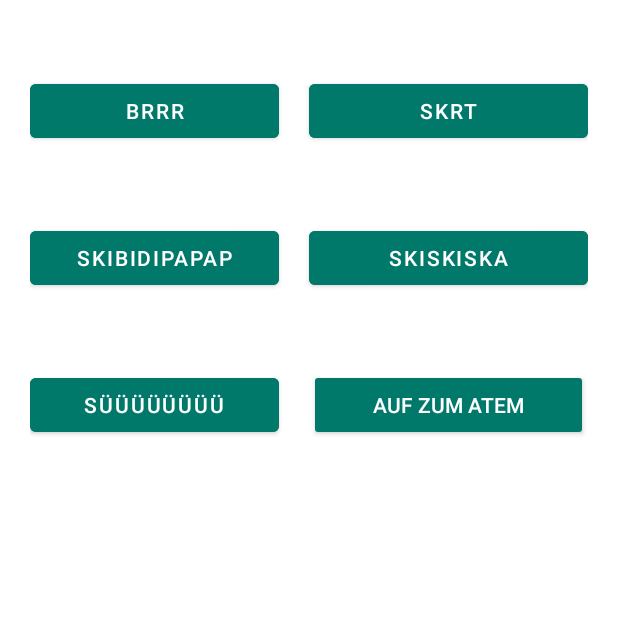
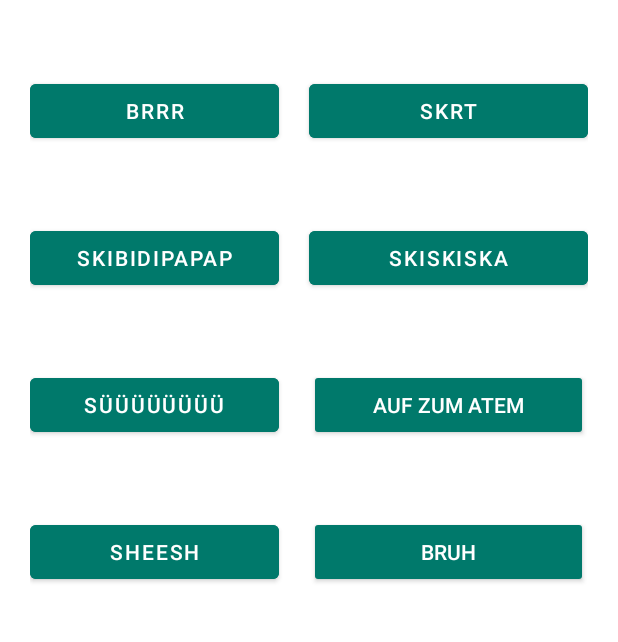
Before and after one commit to yannickholzer/Yannick_Soundboard, an Android app: the screen it shows after launch (MainActivity), on a phone screen of 412 x 824 dp, the part 98-740 px from its top. Run offline under Robolectric (Android 15) with nearby library versions, the phone set to English and light mode, and no system bars.

Commit message:
release 1.2
sheesh and bruh button added

```diff
--- a/app/build.gradle
+++ b/app/build.gradle
@@ -3,22 +3,32 @@ plugins {
 }
 
 android {
+    signingConfigs {
+        debug {
+            storeFile file('C:\\Users\\User\\AndroidStudioProjects\\YannickSoundboard\\newkey.jks')
+            storePassword 'Need4speed'
+            keyAlias 'key1'
+            keyPassword 'Need4speed'
+        }
+    }
     compileSdk 32
 
     defaultConfig {
         applicationId "com.hoy.yannicksoundboard"
         minSdk 21
         targetSdk 32
-        versionCode 2
-        versionName "1.1"
+        versionCode 3
+        versionName "1.2"
 
         testInstrumentationRunner "androidx.test.runner.AndroidJUnitRunner"
+        signingConfig signingConfigs.debug
     }
 
     buildTypes {
         release {
             minifyEnabled false
             proguardFiles getDefaultProguardFile('proguard-android-optimize.txt'), 'proguard-rules.pro'
+            signingConfig signingConfigs.debug
         }
     }
     compileOptions {
--- a/app/src/main/java/com/hoy/yannicksoundboard/MainActivity.java
+++ b/app/src/main/java/com/hoy/yannicksoundboard/MainActivity.java
@@ -16,6 +16,8 @@ Button skiskiska;
 Button brrr;
 Button skrt;
 Button aufzumatem;
+Button sheesh;
+Button bruh;
 
     @Override
     protected void onCreate(Bundle savedInstanceState) {
@@ -27,6 +29,8 @@ Button aufzumatem;
         brrr = findViewById(R.id.brrr);
         skrt = findViewById(R.id.skrt);
         aufzumatem = findViewById(R.id.aufzumatem);
+        sheesh = findViewById(R.id.sheesh);
+        bruh = findViewById(R.id.eyooo);
 
         sue.setOnClickListener(new View.OnClickListener() {
             public void onClick(View v) {
@@ -58,7 +62,16 @@ Button aufzumatem;
                 MediaPlayer.create(v.getContext(), R.raw.skrt).start();
             }
         });
-
+        sheesh.setOnClickListener(new View.OnClickListener() {
+            public void onClick(View v) {
+                MediaPlayer.create(v.getContext(), R.raw.sheesh).start();
+            }
+        });
+        bruh.setOnClickListener(new View.OnClickListener() {
+            public void onClick(View v) {
+                MediaPlayer.create(v.getContext(), R.raw.bruh).start();
+            }
+        });
 
     }
 }
--- a/app/src/main/res/layout/activity_main.xml
+++ b/app/src/main/res/layout/activity_main.xml
@@ -106,6 +106,32 @@
                 android:text="@string/aufzumatem"
                 app:backgroundTint="@null"/>
         </LinearLayout>
+        <LinearLayout
+            android:layout_width="match_parent"
+            android:layout_height="match_parent"
+            android:layout_marginTop="50dp"
+            android:orientation="horizontal">
+
+            <Button
+                android:id="@+id/sheesh"
+                android:layout_width="match_parent"
+                android:layout_height="wrap_content"
+                android:layout_marginRight="20dp"
+                android:layout_weight="1"
+                android:backgroundTint="#00796B"
+                android:text="@string/sheesh"
+                app:backgroundTint="@null"/>
+
+            <Button
+                android:id="@+id/eyooo"
+                style="@style/Widget.AppCompat.Button"
+                android:layout_width="match_parent"
+                android:layout_height="wrap_content"
+                android:layout_weight="1"
+                android:backgroundTint="#00796B"
+                android:text="@string/eyooo"
+                app:backgroundTint="@null"/>
+        </LinearLayout>
 
     </LinearLayout>
 
--- a/app/src/main/res/values/strings.xml
+++ b/app/src/main/res/values/strings.xml
@@ -4,6 +4,8 @@
     <string name="sue">süüüüüüüü</string>
     <string name="aufzumatem">Auf zum Atem</string>
     <string name="brrr">brrr</string>
+    <string name="sheesh">sheesh</string>
+    <string name="eyooo">bruh</string>
     <string name="skiskiska">skiskiska</string>
     <string name="skibidipapap">skibidipapap</string>
 </resources>
```
Also changed, not shown: 2 other files.
